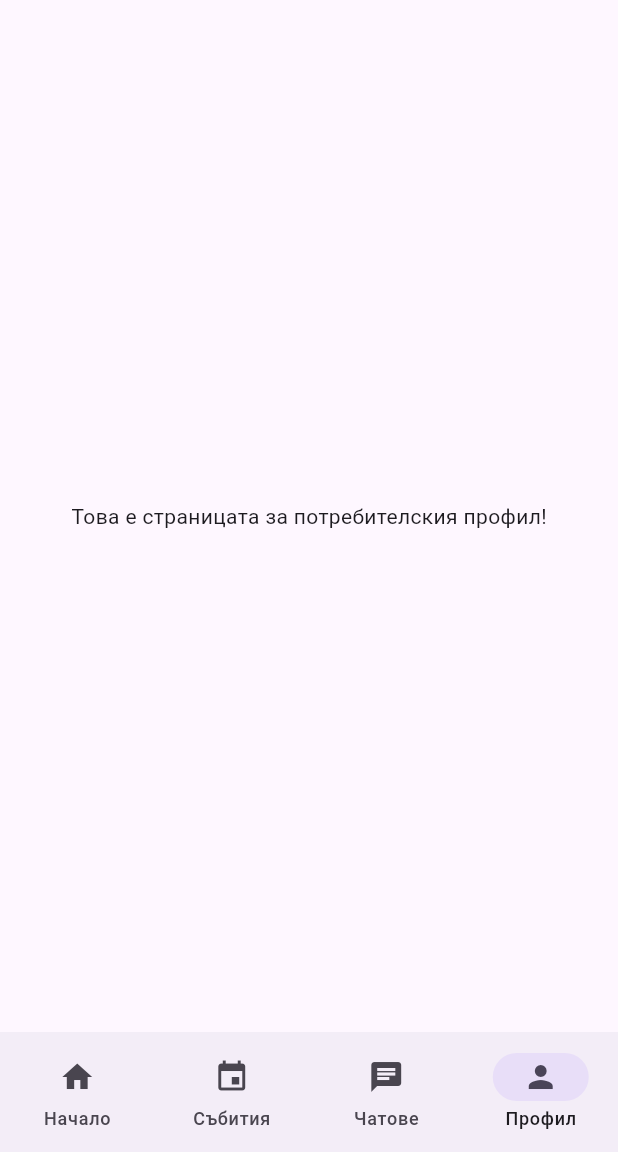
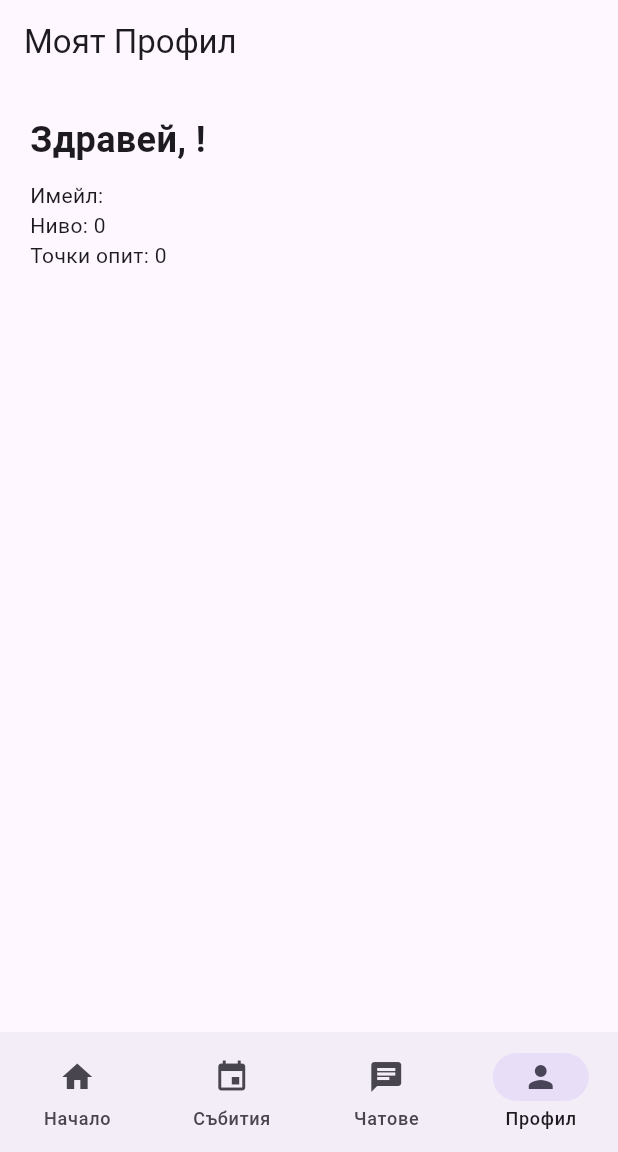
Before and after one commit to ZvezdiPro/Volunteer-Varna, a Flutter app: the screen it shows once a user with an empty profile is signed in, item 4 of the bottom bar chosen, on a phone screen of 412 x 824 dp, the part 84-1236 px from its top. Run offline on Flutter 3.47's test engine with Material 3 defaults, Android fonts, the phone set to English and light mode, and no system bars; our stand-ins replace cloud_firestore, firebase_auth, firebase_core, flutter_spinkit, smooth_page_indicator; accounts and stored records are empty.

Commit message:
Fixed fetching the data for the volunteer from the DB when signing in
Also created a temporary profile page to demonstrate

```diff
--- a/lib/models/volunteer.dart
+++ b/lib/models/volunteer.dart
@@ -55,7 +55,7 @@ class VolunteerUser {
 
   // Factory constructor to create a VolunteerUser from Firestore document
   factory VolunteerUser.fromFirestore(DocumentSnapshot doc) {
-    // Get the data from the document as a map
+    // Get the data from the document as a map of kvpairs
     final Map data = doc.data() as Map<String, dynamic>;
     return VolunteerUser(
       uid: doc.id,
--- a/lib/screens/main/profile.dart
+++ b/lib/screens/main/profile.dart
@@ -1,4 +1,6 @@
 import 'package:flutter/material.dart';
+import 'package:provider/provider.dart';
+import 'package:volunteer_app/models/volunteer.dart';
 
 class ProfilePage extends StatefulWidget {
   const ProfilePage({super.key});
@@ -10,9 +12,21 @@ class ProfilePage extends StatefulWidget {
 class _ProfilePageState extends State<ProfilePage> {
   @override
   Widget build(BuildContext context) {
+    final VolunteerUser? volunteer = Provider.of<VolunteerUser?>(context);
     return Scaffold(
-      body: const Center(
-        child: Text('Това е страницата за потребителския профил!'),
+      appBar: AppBar(title: const Text('Моят Профил')),
+      body: Padding(
+        padding: const EdgeInsets.all(20.0),
+        child: Column(
+          crossAxisAlignment: CrossAxisAlignment.start,
+          children: [
+            Text('Здравей, ${volunteer!.firstName}!', style: const TextStyle(fontSize: 24, fontWeight: FontWeight.bold)),
+            const SizedBox(height: 10),
+            Text('Имейл: ${volunteer.email}'),
+            Text('Ниво: ${volunteer.userLevel}'),
+            Text('Точки опит: ${volunteer.experiencePoints}'),
+          ],
+        ),
       ),
     );
   }
```
Also changed, not shown: lib/services/authenticate.dart (+15 -7 lines).
